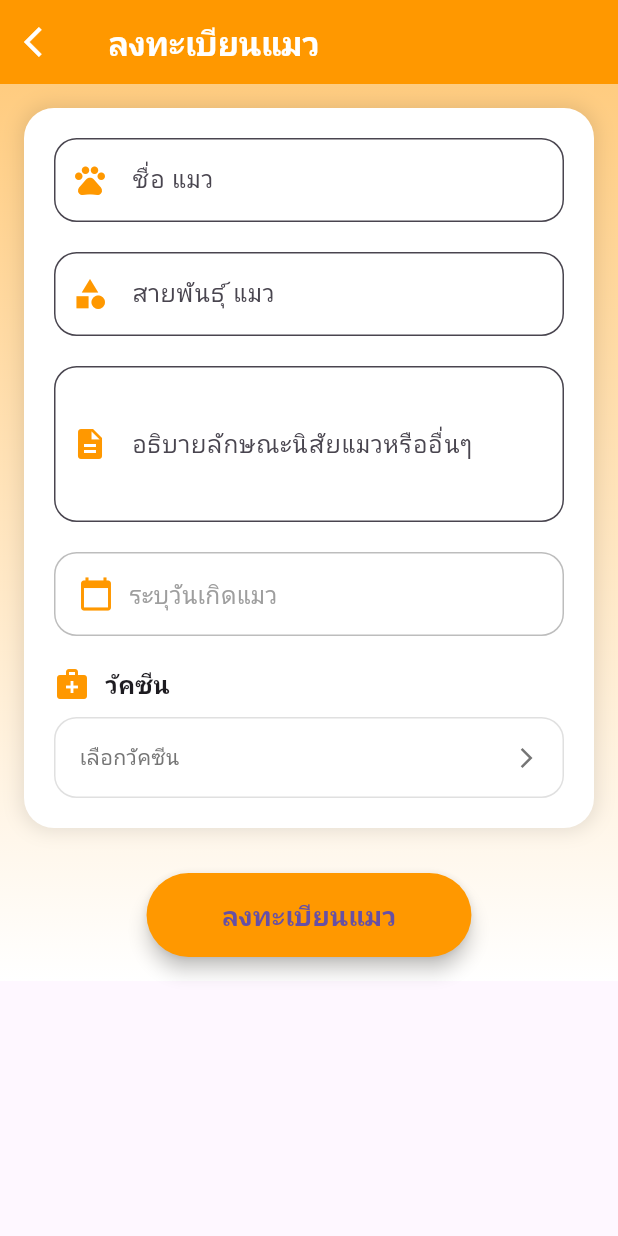
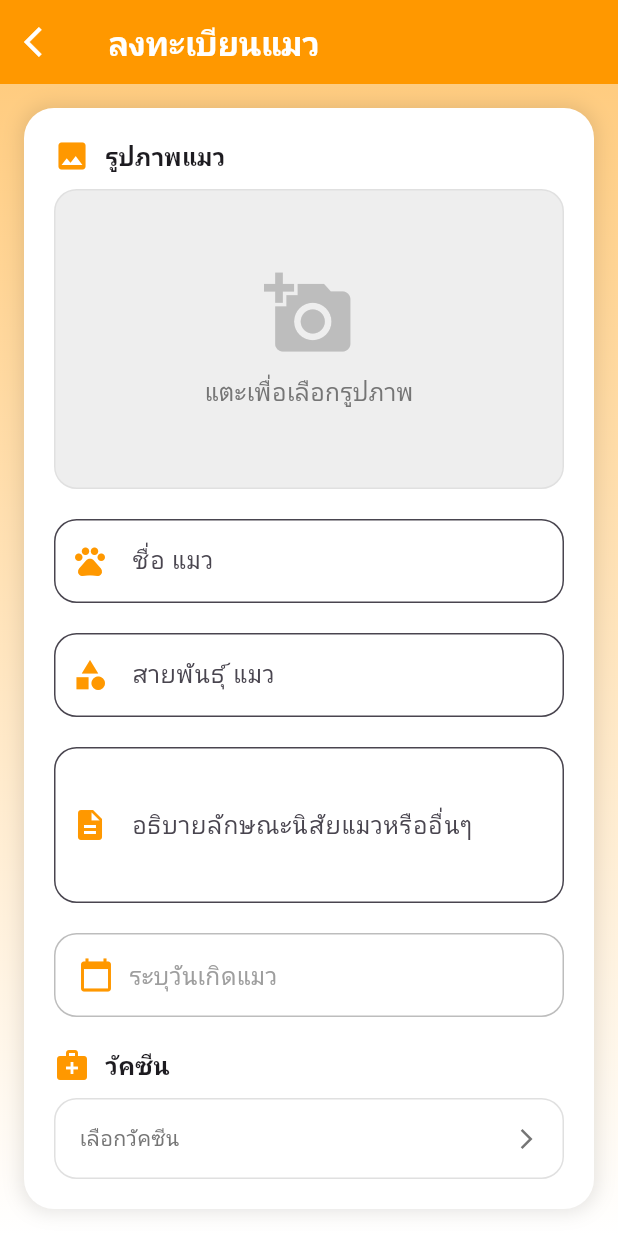
Before and after one commit to Itheans/HH, a Flutter app: the CatRegistrationPage screen opened directly, on a phone screen of 412 x 824 dp. Run offline on Flutter 3.47's test engine with Material 3 defaults, Android fonts, the phone set to English and light mode, and no system bars; our stand-ins replace calendar_date_picker2, cloud_firestore, curved_navigation_bar, firebase_auth, firebase_core, firebase_storage and 11 more; missing offline and left inert: flutter_stripe; accounts and stored records are empty.

Commit message:
เพิ่มรูป

```diff
--- a/lib/Catpage.dart/CatRegistrationPage.dart
+++ b/lib/Catpage.dart/CatRegistrationPage.dart
@@ -1,6 +1,11 @@
+import 'dart:io';
 import 'package:cloud_firestore/cloud_firestore.dart';
 import 'package:firebase_auth/firebase_auth.dart';
 import 'package:flutter/material.dart';
+import 'package:image_picker/image_picker.dart';
+import 'package:firebase_storage/firebase_storage.dart';
+import 'package:path/path.dart' as path;
+import 'package:uuid/uuid.dart';
 import 'package:myproject/Catpage.dart/vaccine_selection_page.dart';
 import 'cat.dart';
 
@@ -18,6 +23,10 @@ class _CatRegistrationPageState extends State<CatRegistrationPage> {
   final TextEditingController descriptionController = TextEditingController();
   DateTime? birthDate;
   bool isLoading = false;
+
+  // เพิ่มตัวแปรสำหรับรูปภาพ
+  File? _selectedImage;
+  final ImagePicker _picker = ImagePicker();
 
   Map<String, Map<String, bool>> vaccinationGroups = {
     'Core Vaccines': {
@@ -87,6 +96,8 @@ class _CatRegistrationPageState extends State<CatRegistrationPage> {
                         child: Column(
                           crossAxisAlignment: CrossAxisAlignment.start,
                           children: [
+                            _buildImagePicker(), // เพิ่มส่วนเลือกรูปภาพ
+                            const SizedBox(height: 20),
                             _buildTextField(
                                 controller: nameController,
                                 label: 'ชื่อ แมว',
@@ -138,6 +149,121 @@ class _CatRegistrationPageState extends State<CatRegistrationPage> {
               ),
       ),
     );
+  }
+
+  // สร้าง Widget สำหรับเลือกรูปภาพ
+  Widget _buildImagePicker() {
+    return Column(
+      crossAxisAlignment: CrossAxisAlignment.start,
+      children: [
+        Row(
+          children: [
+            Icon(Icons.photo, color: Colors.orange),
+            const SizedBox(width: 10),
+            const Text(
+              'รูปภาพแมว',
+              style: TextStyle(
+                fontSize: 16,
+                fontWeight: FontWeight.bold,
+              ),
+            ),
+          ],
+        ),
+        const SizedBox(height: 10),
+        GestureDetector(
+          onTap: _pickImage,
+          child: Container(
+            height: 200,
+            width: double.infinity,
+            decoration: BoxDecoration(
+              color: Colors.grey.shade200,
+              borderRadius: BorderRadius.circular(15),
+              border: Border.all(color: Colors.grey.shade300),
+            ),
+            child: _selectedImage == null
+                ? Column(
+                    mainAxisAlignment: MainAxisAlignment.center,
+                    children: [
+                      Icon(
+                        Icons.add_a_photo,
+                        size: 60,
+                        color: Colors.grey.shade400,
+                      ),
+                      const SizedBox(height: 10),
+                      Text(
+                        'แตะเพื่อเลือกรูปภาพ',
+                        style: TextStyle(
+                          color: Colors.grey.shade600,
+                          fontSize: 16,
+                        ),
+                      ),
+                    ],
+                  )
+                : ClipRRect(
+                    borderRadius: BorderRadius.circular(15),
+                    child: Image.file(
+                      _selectedImage!,
+                      fit: BoxFit.cover,
+                      width: double.infinity,
+                      height: double.infinity,
+                    ),
+                  ),
+          ),
+        ),
+      ],
+    );
+  }
+
+  // ฟังก์ชันสำหรับเลือกรูปภาพจากแกลเลอรี่
+  Future<void> _pickImage() async {
+    try {
+      final XFile? pickedFile = await _picker.pickImage(
+        source: ImageSource.gallery,
+        maxWidth: 1000,
+        maxHeight: 1000,
+        imageQuality: 85,
+      );
+
+      if (pickedFile != null) {
+        setState(() {
+          _selectedImage = File(pickedFile.path);
+        });
+      }
+    } catch (e) {
+      ScaffoldMessenger.of(context).showSnackBar(
+        SnackBar(content: Text('เกิดข้อผิดพลาดในการเลือกรูปภาพ: $e')),
+      );
+    }
+  }
+
+  // ฟังก์ชันสำหรับอัปโหลดรูปภาพไปยัง Firebase Storage
+  Future<String?> _uploadImage() async {
+    if (_selectedImage == null) return null;
+
+    try {
+      // สร้างชื่อไฟล์ที่ไม่ซ้ำกันโดยใช้ UUID
+      final String fileName =
+          '${const Uuid().v4()}${path.extension(_selectedImage!.path)}';
+
+      // อ้างอิงไปยัง Firebase Storage
+      final Reference storageRef = FirebaseStorage.instance
+          .ref()
+          .child('cat_images')
+          .child(FirebaseAuth.instance.currentUser!.uid)
+          .child(fileName);
+
+      // อัปโหลดไฟล์
+      await storageRef.putFile(_selectedImage!);
+
+      // รับ URL สำหรับดาวน์โหลด
+      final String downloadURL = await storageRef.getDownloadURL();
+      return downloadURL;
+    } catch (e) {
+      ScaffoldMessenger.of(context).showSnackBar(
+        SnackBar(content: Text('เกิดข้อผิดพลาดในการอัปโหลดรูปภาพ: $e')),
+      );
+      return null;
+    }
   }
 
   Widget _buildTextField({
@@ -314,11 +440,17 @@ class _CatRegistrationPageState extends State<CatRegistrationPage> {
         return;
       }
 
+      // อัปโหลดรูปภาพ (ถ้ามี)
+      String? imageUrl;
+      if (_selectedImage != null) {
+        imageUrl = await _uploadImage();
+      }
+
       Cat newCat = Cat(
         id: '', // กำหนดค่า id เป็นค่าว่าง
         name: nameController.text,
         breed: breedController.text,
-        imagePath: '', // ค่า imagePath สามารถแก้ไขในภายหลังได้
+        imagePath: imageUrl ?? '', // ใช้ URL รูปภาพที่อัปโหลด
         birthDate: Timestamp.fromDate(birthDate!),
         vaccinations: getSelectedVaccinations(),
         description: descriptionController.text, // ระบุค่า description
```
